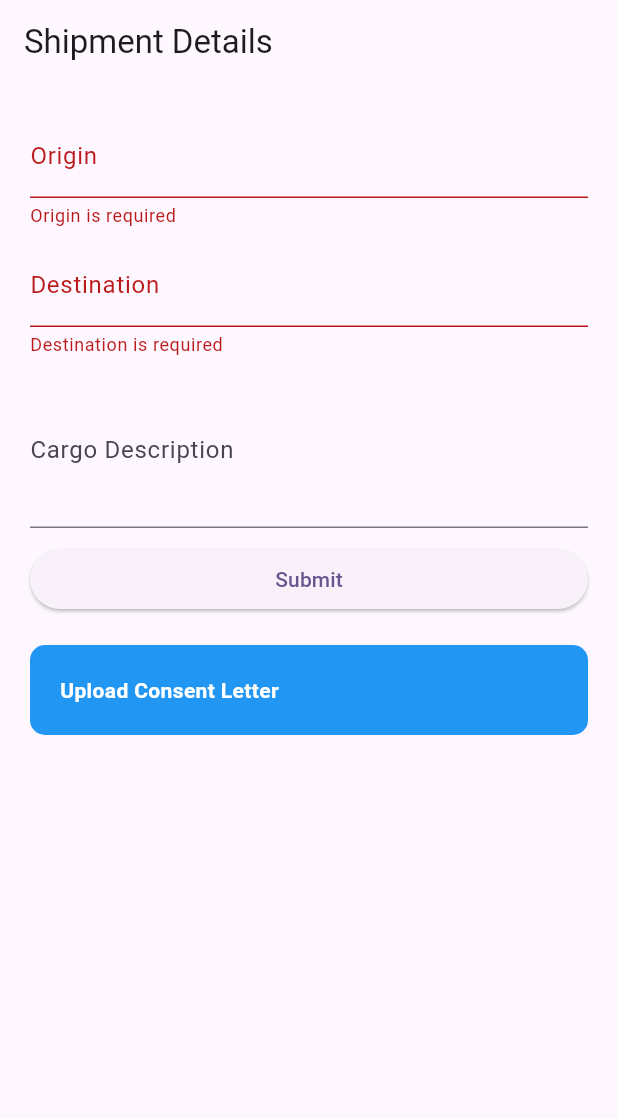
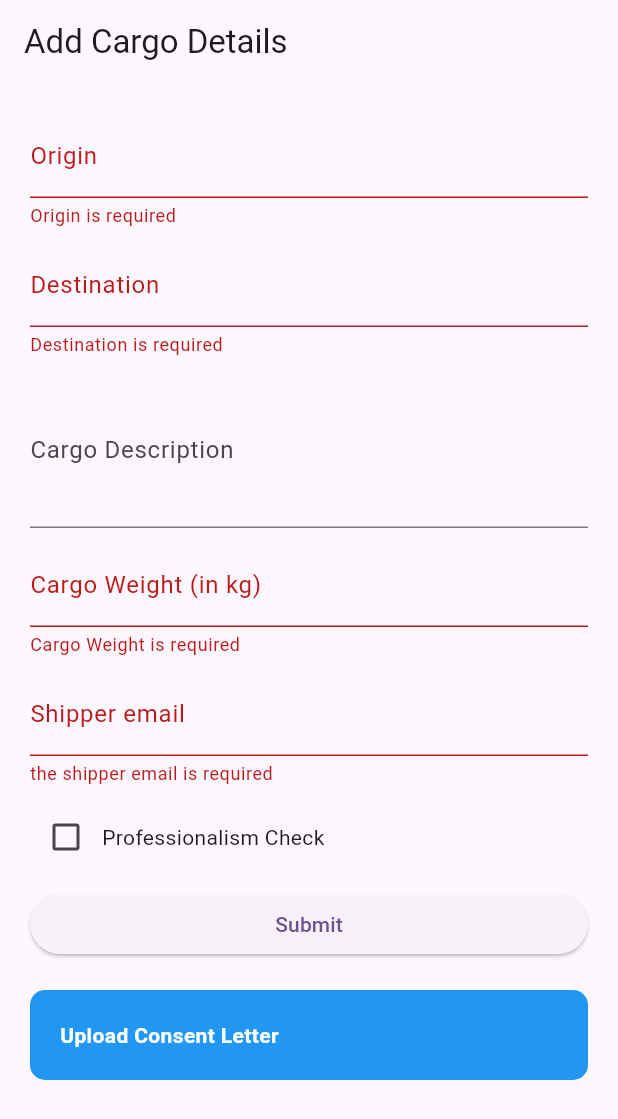
Before and after one commit to 0Armaan025/ecoride, a Flutter app: the screen it shows after launch, after a tap on "Submit", on a phone screen of 412 x 824 dp. Shown: the top 1119 px of the screen. Run offline on Flutter 3.47's test engine with Material 2 defaults, Android fonts, the light colour scheme and no system bars; our stand-ins replace carousel_slider, firebase_core, google_fonts, image_picker; accounts and stored records are empty.

Commit message:
feat: 1 feature prototype done

```diff
--- a/lib/features/cargo_shipping/screens/add_cargo_screen.dart
+++ b/lib/features/cargo_shipping/screens/add_cargo_screen.dart
@@ -1,4 +1,7 @@
+import 'dart:io';
+
 import 'package:flutter/material.dart';
+import 'package:image_picker/image_picker.dart';
 
 void main() {
   runApp(MaterialApp(
@@ -13,16 +16,20 @@ class AddCargoScreen extends StatefulWidget {
 
 class _AddCargoScreenState extends State<AddCargoScreen> {
   final GlobalKey<FormState> _formKey = GlobalKey<FormState>();
+  final TextEditingController shipperEmailControler = TextEditingController();
   final TextEditingController originController = TextEditingController();
   final TextEditingController destinationController = TextEditingController();
-  final TextEditingController cargoDescriptionController = TextEditingController();
+  final TextEditingController cargoDescriptionController =
+      TextEditingController();
+  final TextEditingController cargoWeightController = TextEditingController();
+  bool professionalismChecked = false;
   String consentLetter = '';
 
   @override
   Widget build(BuildContext context) {
     return Scaffold(
       appBar: AppBar(
-        title: Text("Shipment Details"),
+        title: Text("Add Cargo Details"),
       ),
       body: SingleChildScrollView(
         padding: EdgeInsets.all(20),
@@ -59,6 +66,44 @@ class _AddCargoScreenState extends State<AddCargoScreen> {
                 maxLines: 3,
               ),
               SizedBox(height: 10),
+              TextFormField(
+                controller: cargoWeightController,
+                decoration: InputDecoration(labelText: "Cargo Weight (in kg)"),
+                keyboardType: TextInputType.number,
+                validator: (value) {
+                  if (value!.isEmpty) {
+                    return 'Cargo Weight is required';
+                  }
+                  return null;
+                },
+              ),
+              SizedBox(height: 10),
+              TextFormField(
+                controller: shipperEmailControler,
+                decoration: InputDecoration(labelText: "Shipper email"),
+                keyboardType: TextInputType.number,
+                validator: (value) {
+                  if (value!.isEmpty) {
+                    return 'the shipper email is required';
+                  }
+                  return null;
+                },
+              ),
+              SizedBox(height: 10),
+              Row(
+                children: [
+                  Checkbox(
+                    value: professionalismChecked,
+                    onChanged: (value) {
+                      setState(() {
+                        professionalismChecked = value!;
+                      });
+                    },
+                  ),
+                  Text("Professionalism Check"),
+                ],
+              ),
+              SizedBox(height: 10),
               ElevatedButton(
                 onPressed: () {
                   // Validate form fields
@@ -71,8 +116,16 @@ class _AddCargoScreenState extends State<AddCargoScreen> {
               ),
               SizedBox(height: 20),
               GestureDetector(
-                onTap: () {
-                  // Implement the logic for uploading a consent letter here
+                onTap: () async {
+                  final pickedFile = await ImagePicker()
+                      .pickImage(source: ImageSource.gallery);
+
+                  if (pickedFile != null) {
+                    // Handle the picked image file here
+                    File imageFile = File(pickedFile.path);
+
+                    // You can save the `imageFile` and use it as needed
+                  }
                 },
                 child: Container(
                   width: double.infinity,
--- a/lib/main.dart
+++ b/lib/main.dart
@@ -1,4 +1,5 @@
 import 'package:ecoride/features/cargo_shipping/screens/add_cargo_screen.dart';
+import 'package:ecoride/features/notifications/screens/notification_screen.dart';
 import 'package:flutter/material.dart';
 import 'package:firebase_core/firebase_core.dart';
 import 'firebase_options.dart';
```
Also changed, not shown: lib/common/pdf_viewer_screen.dart (deleted, +0 -44 lines), lib/features/notifications/screens/notification_screen.dart (added, +41 -0 lines), lib/features/notifications/widgets/notification_widget.dart (added, +54 -0 lines).
